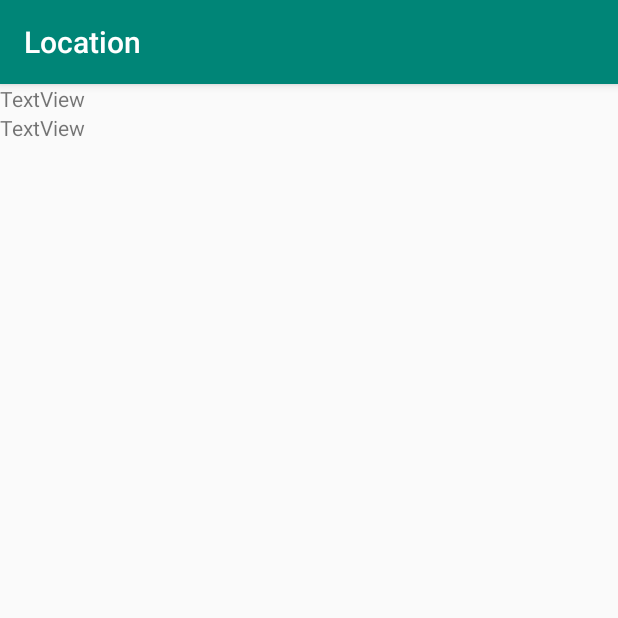
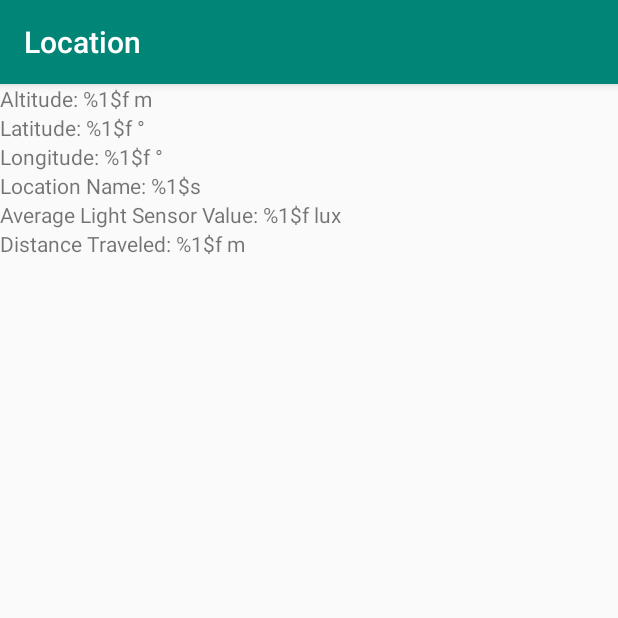
Before and after one commit to cshadd/location-android, an Android app: the screen it shows after launch (MainActivity), on a phone screen of 412 x 824 dp, the top half of it. Run offline under Robolectric (Android 15) with nearby library versions, the phone set to English and light mode, and no system bars.

Commit message:
Updated main application

```diff
--- a/app/src/main/java/io/github/cshadd/location/MainActivity.java
+++ b/app/src/main/java/io/github/cshadd/location/MainActivity.java
@@ -1,14 +1,14 @@
 package io.github.cshadd.location;
 
-import androidx.appcompat.app.AppCompatActivity;
-import androidx.core.app.ActivityCompat;
-import androidx.core.content.ContextCompat;
-
-import android.Manifest;
-import android.app.Activity;
 import android.content.Context;
 import android.content.pm.PackageManager;
 import android.content.res.Resources;
+import android.hardware.Sensor;
+import android.hardware.SensorEvent;
+import android.hardware.SensorEventListener;
+import android.hardware.SensorManager;
+import android.location.Address;
+import android.location.Geocoder;
 import android.location.Location;
 import android.location.LocationListener;
 import android.location.LocationManager;
@@ -16,12 +16,32 @@ import android.os.Bundle;
 import android.util.Log;
 import android.widget.TextView;
 
+import androidx.appcompat.app.AppCompatActivity;
+import androidx.core.app.ActivityCompat;
+import androidx.core.content.ContextCompat;
+
+import java.io.IOException;
+import java.util.LinkedList;
+import java.util.List;
+import java.util.Locale;
+
 public class MainActivity extends AppCompatActivity {
-    private boolean locationAllowed;
+    private static final int RADIUS = 100;
+
+    private Geocoder geocoder;
+    private Location lastLocation;
+    private List<Float> lightValues;
+    private Sensor lightSensor;
+    private SensorEventListener lightSensorListener;
+    private LocationListener locationListener;
     private LocationManager locationManager;
-    private double radius;
     private Resources res;
+    private SensorManager sensorManager;
+    private TextView textAltitude;
+    private TextView textDistance;
     private TextView textLatitude;
+    private TextView textLocation;
+    private TextView textLight;
     private TextView textLongitude;
 
     private final String[] PERMISSIONS = {
@@ -31,8 +51,19 @@ public class MainActivity extends AppCompatActivity {
 
     public MainActivity() {
         super();
-        this.locationAllowed = false;
+        this.lightValues = new LinkedList<>();
         return;
+    }
+
+    private Float calculateAverage(List<Float> values) {
+        Float sum = 0f;
+        if (!values.isEmpty()) {
+            for (Float value : values) {
+                sum += value;
+            }
+            return sum / values.size();
+        }
+        return sum;
     }
 
     @Override
@@ -40,9 +71,24 @@ public class MainActivity extends AppCompatActivity {
         super.onCreate(savedInstanceState);
         setContentView(R.layout.activity_main);
 
+        this.geocoder = new Geocoder(this, Locale.getDefault());
         this.locationManager = (LocationManager)getSystemService(Context.LOCATION_SERVICE);
         this.res = getResources();
+        this.sensorManager = (SensorManager)getSystemService(SENSOR_SERVICE);
+
+        final List<Sensor> sensorList = sensorManager.getSensorList(Sensor.TYPE_LIGHT);
+        if (sensorList.size() > 0) {
+            this.lightSensor = sensorList.get(0);
+        }
+        else {
+
+        }
+
+        this.textAltitude = (TextView)findViewById(R.id.altitude);
+        this.textDistance = (TextView)findViewById(R.id.distance);
         this.textLatitude = (TextView)findViewById(R.id.latitude);
+        this.textLight = (TextView)findViewById(R.id.light);
+        this.textLocation = (TextView)findViewById(R.id.location);
         this.textLongitude = (TextView)findViewById(R.id.longitude);
 
         if (ContextCompat.checkSelfPermission(this, this.PERMISSIONS[0]) != PackageManager.PERMISSION_GRANTED &&
@@ -56,11 +102,29 @@ public class MainActivity extends AppCompatActivity {
             }
         }
 
-        Log.i("NOGA", "I love locations!");
+        lightSensorListener = new SensorEventListener() {
+            @Override
+            public void onAccuracyChanged(Sensor sensor, int i) {
                 return;
             }
 
-    private final LocationListener locationListener = new LocationListener() {
+            @Override
+            public void onSensorChanged(SensorEvent arg0) {
+                final float light = arg0.values[0];
+
+                // To prevent out of memory?
+                if (lightValues.size() > 2000) {
+                    lightValues.clear();
+                    Log.i("NOGA", "Clearing list of light values for memory!");
+                }
+
+                lightValues.add(light);
+                final Float lightAverage = calculateAverage(lightValues);
+                textLight.setText(res.getString(R.string.light, lightAverage));
+            }
+        };
+
+        locationListener = new LocationListener() {
             @Override
             public void onProviderEnabled(String s) {
                 return;
@@ -76,8 +140,50 @@ public class MainActivity extends AppCompatActivity {
                 final double altitude = location.getAltitude();
                 final double latitude = location.getLatitude();
                 final double longitude = location.getLongitude();
+                textAltitude.setText(res.getString(R.string.altitude, altitude));
                 textLatitude.setText(res.getString(R.string.latitude, latitude));
                 textLongitude.setText(res.getString(R.string.longitude, longitude));
+
+                if (lastLocation == null) {
+                    lastLocation = new Location("Point A");
+                    lastLocation.setAltitude(altitude);
+                    lastLocation.setLatitude(latitude);
+                    lastLocation.setLongitude(longitude);
+                }
+
+                final Location currentLocation = new Location("Point B");
+                currentLocation.setAltitude(altitude);
+                currentLocation.setLatitude(latitude);
+                currentLocation.setLongitude(longitude);
+
+                float distance = lastLocation.distanceTo(currentLocation);
+
+                try {
+                    final List<Address> addresses = geocoder.getFromLocation(latitude, longitude, 1);
+                    if (addresses.size() > 0) {
+                        textLocation.setText(res.getString(R.string.location, addresses.get(0).getAddressLine(0)));
+                    }
+                }
+                catch (IOException e) {
+                    Log.e("NOGA", "Could not get location!");
+                    e.printStackTrace();
+                }
+                catch (Exception e) {
+                    Log.e("NOGA", "Could not get location!");
+                    e.printStackTrace();
+                }
+
+                if (distance > RADIUS) {
+                    distance = 0;
+                    lastLocation.setAltitude(altitude);
+                    lastLocation.setLatitude(latitude);
+                    lastLocation.setLongitude(longitude);
+                    lightValues.clear();
+                    Log.i("NOGA", "Resetting location!");
+                }
+
+                textDistance.setText(res.getString(R.string.distance, distance));
+
                 return;
             }
 
@@ -87,6 +193,10 @@ public class MainActivity extends AppCompatActivity {
             }
         };
 
+        Log.i("NOGA", "I love locations!");
+        return;
+    }
+
     @Override
     protected void onResume() {
         super.onResume();
@@ -95,12 +205,22 @@ public class MainActivity extends AppCompatActivity {
             locationManager.requestLocationUpdates(LocationManager.GPS_PROVIDER, 2000, 1, locationListener);
             locationManager.requestLocationUpdates(LocationManager.NETWORK_PROVIDER, 2000, 1, locationListener);
         }
+        if (this.lightSensor != null) {
+            sensorManager.registerListener(lightSensorListener, lightSensor, SensorManager.SENSOR_DELAY_NORMAL);
+        }
         return;
     }
 
     @Override
     protected void onStop() {
         super.onStop();
+        if (ActivityCompat.checkSelfPermission(getApplicationContext(), this.PERMISSIONS[0]) == PackageManager.PERMISSION_GRANTED
+                && ActivityCompat.checkSelfPermission(getApplicationContext(), this.PERMISSIONS[1]) == PackageManager.PERMISSION_GRANTED) {
+            locationManager.removeUpdates(locationListener);
+        }
+        if (lightSensorListener != null) {
+            sensorManager.unregisterListener(lightSensorListener);
+        }
         return;
     }
 }
--- a/app/src/main/res/layout/activity_main.xml
+++ b/app/src/main/res/layout/activity_main.xml
@@ -7,14 +7,39 @@
     tools:context=".MainActivity">
 
     <TextView
+        android:id="@+id/altitude"
+        android:layout_width="match_parent"
+        android:layout_height="wrap_content"
+        android:text="@string/altitude" />
+
+    <TextView
         android:id="@+id/latitude"
         android:layout_width="match_parent"
         android:layout_height="wrap_content"
-        android:text="TextView" />
+        android:text="@string/latitude" />
 
     <TextView
         android:id="@+id/longitude"
         android:layout_width="match_parent"
         android:layout_height="wrap_content"
-        android:text="TextView" />
+        android:text="@string/longitude" />
+
+    <TextView
+        android:id="@+id/location"
+        android:layout_width="match_parent"
+        android:layout_height="wrap_content"
+        android:text="@string/location" />
+
+    <TextView
+        android:id="@+id/light"
+        android:layout_width="match_parent"
+        android:layout_height="wrap_content"
+        android:text="@string/light" />
+
+    <TextView
+        android:id="@+id/distance"
+        android:layout_width="match_parent"
+        android:layout_height="wrap_content"
+        android:text="@string/distance" />
+
 </LinearLayout>
--- a/app/src/main/res/values/strings.xml
+++ b/app/src/main/res/values/strings.xml
@@ -2,6 +2,10 @@
     <string name="app_name">Location</string>
     <string name="title_activity_main">Location</string>
 
-    <string name="latitude">Current Latitude: %1$f</string>
-    <string name="longitude">Current Longitude: %1$f</string>
+    <string name="altitude">Altitude: %1$f m</string>
+    <string name="distance">Distance Traveled: %1$f m</string>
+    <string name="latitude">Latitude: %1$f &#176;</string>
+    <string name="location">Location Name: %1$s</string>
+    <string name="light">Average Light Sensor Value: %1$f lux</string>
+    <string name="longitude">Longitude: %1$f &#176;</string>
 </resources>
```
Lines whose indentation alone changed are shown as unchanged.
